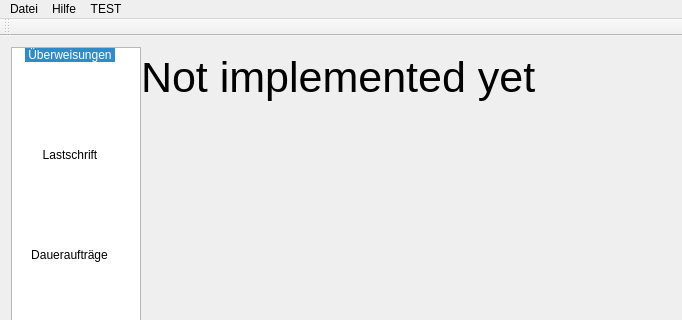
schmufu/abtransfers, file src/mainwindow.ui: the form before one commit; both pictures show x 0 to 682 and y 0 to 320 of the 900 by 600 pixel window.
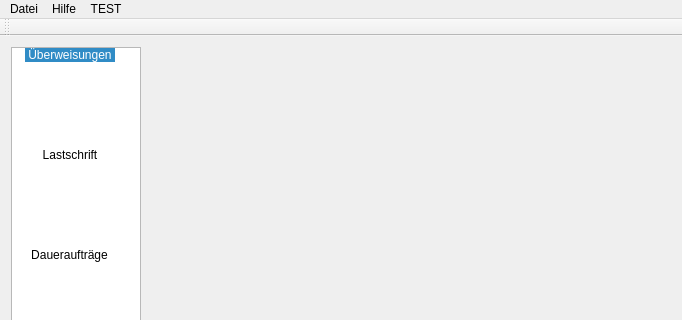
The form after the commit. The open tabs and pages were chosen to show the change. Icons and pictures are not drawn.

Diff of the .ui file:
```diff
--- a/src/mainwindow.ui
+++ b/src/mainwindow.ui
@@ -369,26 +369,7 @@
           </item>
          </layout>
         </widget>
-        <widget class="QWidget" name="Ausgang">
-         <widget class="QLabel" name="label_8">
-          <property name="geometry">
-           <rect>
-            <x>0</x>
-            <y>0</y>
-            <width>461</width>
-            <height>61</height>
-           </rect>
-          </property>
-          <property name="font">
-           <font>
-            <pointsize>32</pointsize>
-           </font>
-          </property>
-          <property name="text">
-           <string>Not implemented yet</string>
-          </property>
-         </widget>
-        </widget>
+        <widget class="QWidget" name="Ausgang"/>
         <widget class="QWidget" name="Log"/>
        </widget>
       </item>
```
Left out of the diff: 2 changed lines with no effect on the pictures.
